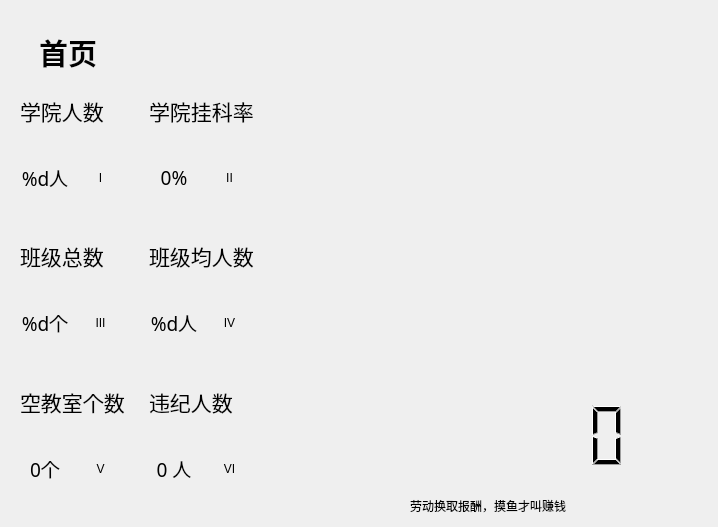
Above: Design/HomePage.ui from HainanWinter-l/StuentsManagementSystem before the change. Below: the same form after it.
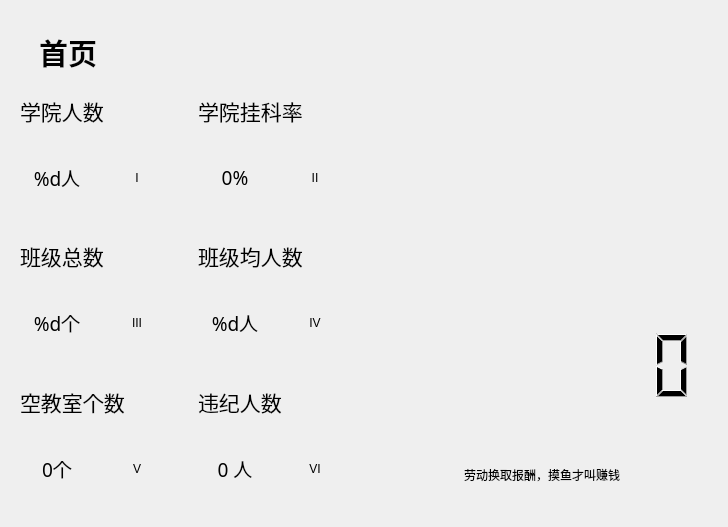
That is the form after the change. Icons and pictures are not drawn. Custom widgets are drawn as their Qt base class.

What changed in the file:
```diff
--- a/Design/HomePage.ui
+++ b/Design/HomePage.ui
@@ -6,10 +6,16 @@
    <rect>
     <x>0</x>
     <y>0</y>
-    <width>718</width>
+    <width>728</width>
     <height>527</height>
    </rect>
   </property>
+  <property name="sizePolicy">
+   <sizepolicy hsizetype="MinimumExpanding" vsizetype="MinimumExpanding">
+    <horstretch>0</horstretch>
+    <verstretch>0</verstretch>
+   </sizepolicy>
+  </property>
   <property name="windowTitle">
    <string>Form</string>
   </property>
@@ -619,6 +625,22 @@
      </item>
      <item>
       <layout class="QVBoxLayout" name="verticalLayout_8">
+       <item>
+        <spacer name="verticalSpacer_14">
+         <property name="orientation">
+          <enum>Qt::Vertical</enum>
+         </property>
+         <property name="sizeType">
+          <enum>QSizePolicy::Fixed</enum>
+         </property>
+         <property name="sizeHint" stdset="0">
+          <size>
+           <width>20</width>
+           <height>40</height>
+          </size>
+         </property>
+        </spacer>
+       </item>
        <item>
         <layout class="QHBoxLayout" name="horizontalLayout_8">
          <item>
@@ -638,13 +660,7 @@
           </spacer>
          </item>
          <item>
-          <widget class="IconWidget" name="IconWidget">
-           <property name="sizePolicy">
-            <sizepolicy hsizetype="MinimumExpanding" vsizetype="MinimumExpanding">
-             <horstretch>0</horstretch>
-             <verstretch>0</verstretch>
-            </sizepolicy>
-           </property>
+          <widget class="ImageLabel" name="ImageLabel">
            <property name="minimumSize">
             <size>
              <width>180</width>
@@ -806,11 +822,6 @@
   </layout>
  </widget>
  <customwidgets>
-  <customwidget>
-   <class>IconWidget</class>
-   <extends>QWidget</extends>
-   <header>qfluentwidgets</header>
-  </customwidget>
   <customwidget>
    <class>HorizontalSeparator</class>
    <extends>QWidget</extends>
@@ -849,6 +860,11 @@
    <extends>QLabel</extends>
    <header>qfluentwidgets</header>
   </customwidget>
+  <customwidget>
+   <class>ImageLabel</class>
+   <extends>QLabel</extends>
+   <header>qfluentwidgets</header>
+  </customwidget>
  </customwidgets>
  <resources/>
  <connections/>
```
Left out of the diff: 4 changed lines with no effect on the pictures.
